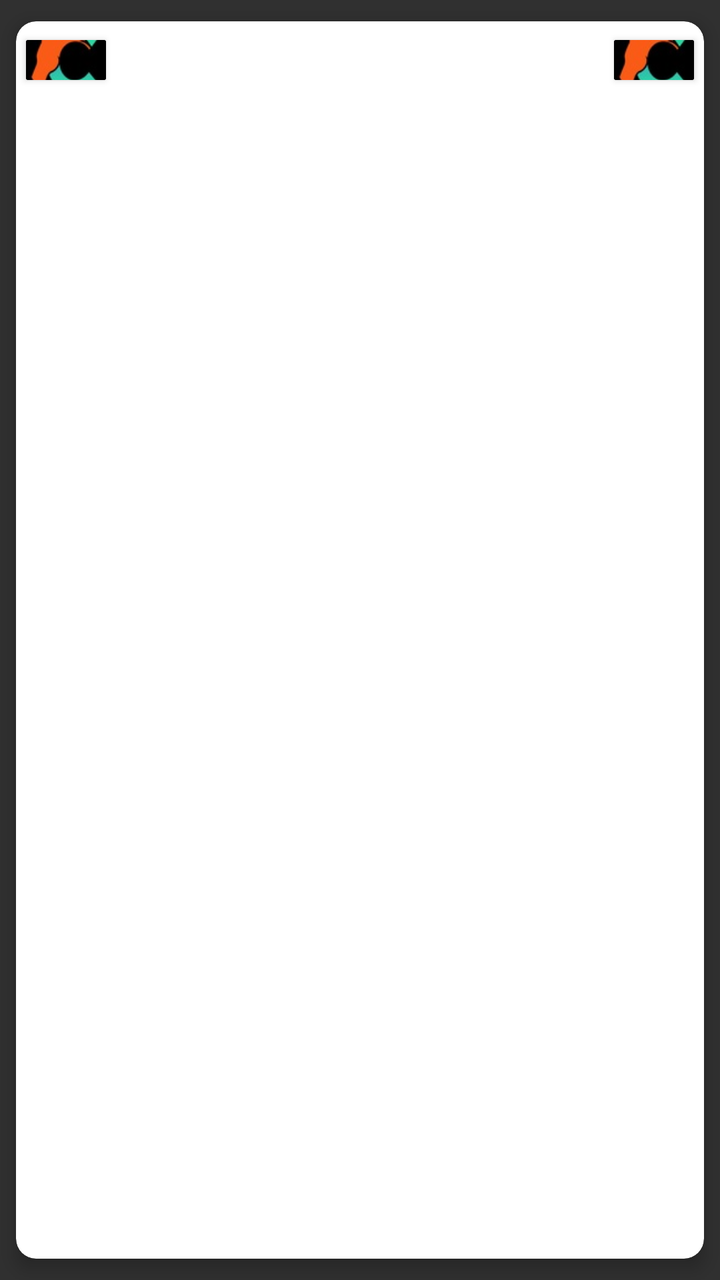
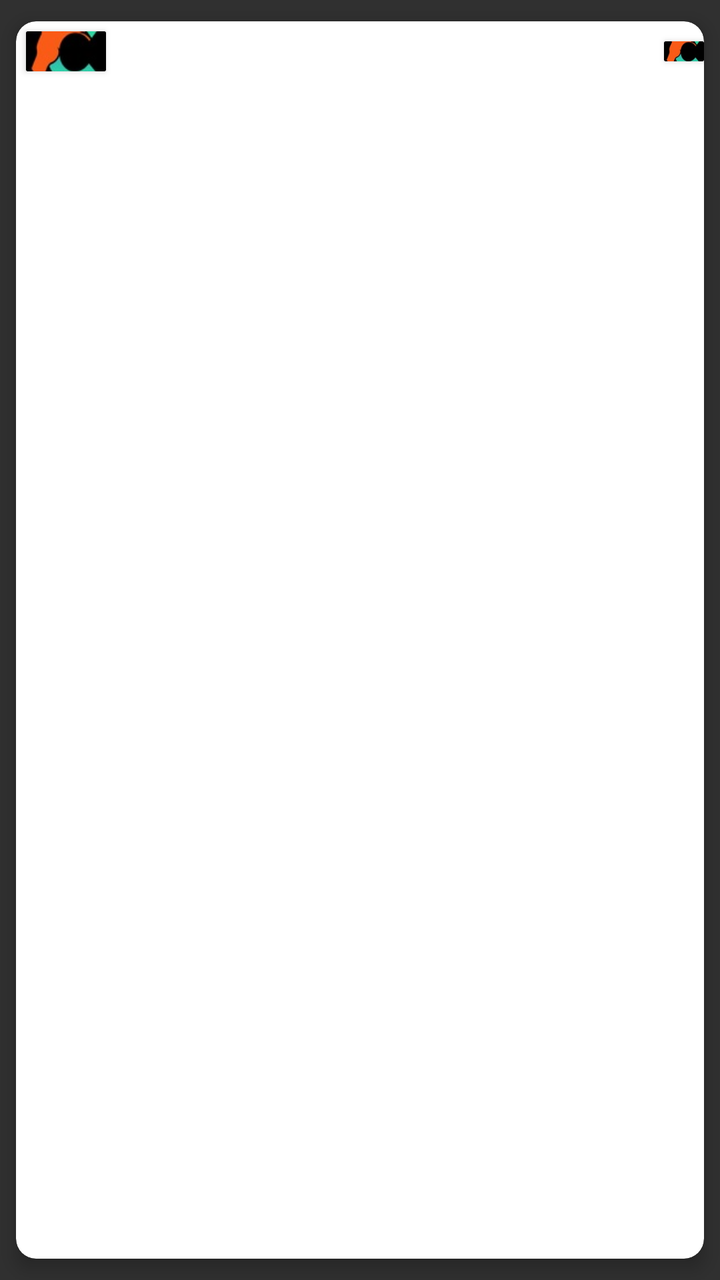

Screens rendered from an Android XML layout before and after an edit, with the pre-edit source and the edit as a unified diff.
<!-- AndroidManifest.xml: application theme Theme.Design.NoActionBar -->
<!-- res/layout/row_grid_items.xml -->
<?xml version="1.0" encoding="utf-8"?>
<androidx.cardview.widget.CardView
    xmlns:android="http://schemas.android.com/apk/res/android"
    xmlns:tools="http://schemas.android.com/tools"
    android:layout_width="match_parent"
    android:layout_height="wrap_content"
    xmlns:app="http://schemas.android.com/apk/res-auto"
    app:cardElevation="5dp"
    app:cardCornerRadius="10dp"
    app:cardBackgroundColor="#fff"
    app:cardUseCompatPadding="true"
    >
    <LinearLayout
        android:layout_width="match_parent"
        android:layout_height="wrap_content"
        android:orientation="horizontal"
        >
        <androidx.cardview.widget.CardView
            android:layout_width="wrap_content"
            android:layout_height="wrap_content"
            app:cardCornerRadius="1dp"
            android:layout_margin="5dp"
            android:layout_gravity="center"

            >
            <ImageView
                android:id="@+id/country_flag"
                android:layout_width="40dp"
                android:layout_height="20dp"
                android:scaleType="centerCrop"
                android:src="@drawable/icon_72x72"
                />

        </androidx.cardview.widget.CardView>


        <TextView
            android:id="@+id/Nominal"
            android:layout_width="0dp"
            android:layout_height="wrap_content"
            android:layout_weight="1"
            android:layout_gravity="center"
            />
        <TextView
            android:id="@+id/CcyNm"
            android:layout_width="0dp"
            android:layout_height="wrap_content"
            android:layout_weight="8"
            android:layout_gravity="center"
            />
        <TextView
            android:id="@+id/Rate"
            android:layout_width="wrap_content"
            android:layout_height="wrap_content"
            android:layout_gravity="center"
            android:layout_margin="10dp"
            android:layout_weight="1"
            />
        <androidx.cardview.widget.CardView
            android:layout_width="wrap_content"
            android:layout_height="wrap_content"
            app:cardCornerRadius="1dp"
            android:layout_margin="5dp"
            android:layout_gravity="center"
            >

            <ImageView
                android:id="@+id/imageview"
                android:layout_width="40dp"
                android:layout_height="20dp"
                android:scaleType="centerCrop"
                android:src="@drawable/icon_72x72"
                />
        </androidx.cardview.widget.CardView>

        <LinearLayout
            android:visibility="gone"
            android:layout_width="0dp"
            android:layout_height="wrap_content"
            android:layout_marginTop="12dp"
            android:layout_weight="2"
            android:orientation="vertical"
            >

            <TextView
                android:id="@+id/Code"
                android:layout_width="wrap_content"
                android:layout_height="wrap_content"
                android:layout_gravity="center_horizontal"
                android:layout_marginTop="10dp"
                />
            <TextView
                android:id="@+id/Ccy"
                android:layout_width="wrap_content"
                android:layout_height="wrap_content"
                android:layout_gravity="center_horizontal"
                android:layout_marginTop="10dp"
                />
            <TextView
                android:id="@+id/Diff"
                android:layout_width="wrap_content"
                android:layout_height="wrap_content"
                android:layout_gravity="center_horizontal"
                android:layout_marginTop="10dp"
                />
            <TextView
                android:id="@+id/Date"
                android:layout_width="wrap_content"
                android:layout_height="wrap_content"
                android:layout_gravity="center_horizontal"
                android:layout_marginTop="10dp"
                />


        </LinearLayout>
    </LinearLayout>

</androidx.cardview.widget.CardView>
<!-- resources referenced by this layout -->
<resources>
  <!-- drawable icon_72x72: jpg bitmap (drawable-v24, 2657 bytes) -->
</resources>

<!-- the commit's change to res/layout/row_grid_items.xml (unified diff, before → after) -->
@@ -36,16 +36,16 @@
 
         <TextView
             android:id="@+id/Nominal"
-            android:layout_width="0dp"
+            android:layout_width="wrap_content"
             android:layout_height="wrap_content"
             android:layout_weight="1"
             android:layout_gravity="center"
             />
         <TextView
             android:id="@+id/CcyNm"
-            android:layout_width="0dp"
+            android:layout_width="wrap_content"
             android:layout_height="wrap_content"
-            android:layout_weight="8"
+            android:layout_weight="3"
             android:layout_gravity="center"
             />
         <TextView
@@ -53,10 +53,67 @@
             android:layout_width="wrap_content"
             android:layout_height="wrap_content"
             android:layout_gravity="center"
-            android:layout_margin="10dp"
-            android:layout_weight="1"
+            android:layout_weight="3"
+            />
+        <TextView
+            android:id="@+id/Diff"
+            android:layout_width="wrap_content"
+            android:layout_height="wrap_content"
+            android:layout_gravity="center"
             />
         <androidx.cardview.widget.CardView
+            android:layout_width="wrap_content"
+            android:layout_height="wrap_content"
+            app:cardCornerRadius="1dp"
+            android:layout_gravity="center"
+            >
+
+            <ImageView
+                android:id="@+id/imageDiff"
+                android:layout_width="20dp"
+                android:layout_height="10dp"
+                android:scaleType="centerCrop"
+                android:src="@drawable/icon_72x72"
+                />
+        </androidx.cardview.widget.CardView>
+        <LinearLayout
+            android:visibility="gone"
+            android:layout_width="wrap_content"
+            android:layout_height="wrap_content"
+            android:layout_gravity="center"
+            android:layout_weight="3"
+            android:orientation="vertical"
+            >
+
+            <TextView
+                android:visibility="gone"
+                android:id="@+id/Code"
+                android:layout_width="wrap_content"
+                android:layout_height="wrap_content"
+                android:layout_gravity="center_horizontal"
+                android:layout_marginTop="10dp"
+                />
+            <TextView
+                android:visibility="gone"
+                android:id="@+id/Ccy"
+                android:layout_width="wrap_content"
+                android:layout_height="wrap_content"
+                android:layout_gravity="center_horizontal"
+                android:layout_marginTop="10dp"
+                />
+            <TextView
+                android:visibility="gone"
+                android:id="@+id/Date"
+                android:layout_width="wrap_content"
+                android:layout_height="wrap_content"
+                android:layout_gravity="center_horizontal"
+                android:layout_marginTop="10dp"
+                />
+
+
+        </LinearLayout>
+        <androidx.cardview.widget.CardView
+            android:visibility="gone"
             android:layout_width="wrap_content"
             android:layout_height="wrap_content"
             app:cardCornerRadius="1dp"
@@ -73,46 +130,7 @@
                 />
         </androidx.cardview.widget.CardView>
 
-        <LinearLayout
-            android:visibility="gone"
-            android:layout_width="0dp"
-            android:layout_height="wrap_content"
-            android:layout_marginTop="12dp"
-            android:layout_weight="2"
-            android:orientation="vertical"
-            >
 
-            <TextView
-                android:id="@+id/Code"
-                android:layout_width="wrap_content"
-                android:layout_height="wrap_content"
-                android:layout_gravity="center_horizontal"
-                android:layout_marginTop="10dp"
-                />
-            <TextView
-                android:id="@+id/Ccy"
-                android:layout_width="wrap_content"
-                android:layout_height="wrap_content"
-                android:layout_gravity="center_horizontal"
-                android:layout_marginTop="10dp"
-                />
-            <TextView
-                android:id="@+id/Diff"
-                android:layout_width="wrap_content"
-                android:layout_height="wrap_content"
-                android:layout_gravity="center_horizontal"
-                android:layout_marginTop="10dp"
-                />
-            <TextView
-                android:id="@+id/Date"
-                android:layout_width="wrap_content"
-                android:layout_height="wrap_content"
-                android:layout_gravity="center_horizontal"
-                android:layout_marginTop="10dp"
-                />
-
-
-        </LinearLayout>
     </LinearLayout>
 
 </androidx.cardview.widget.CardView>
